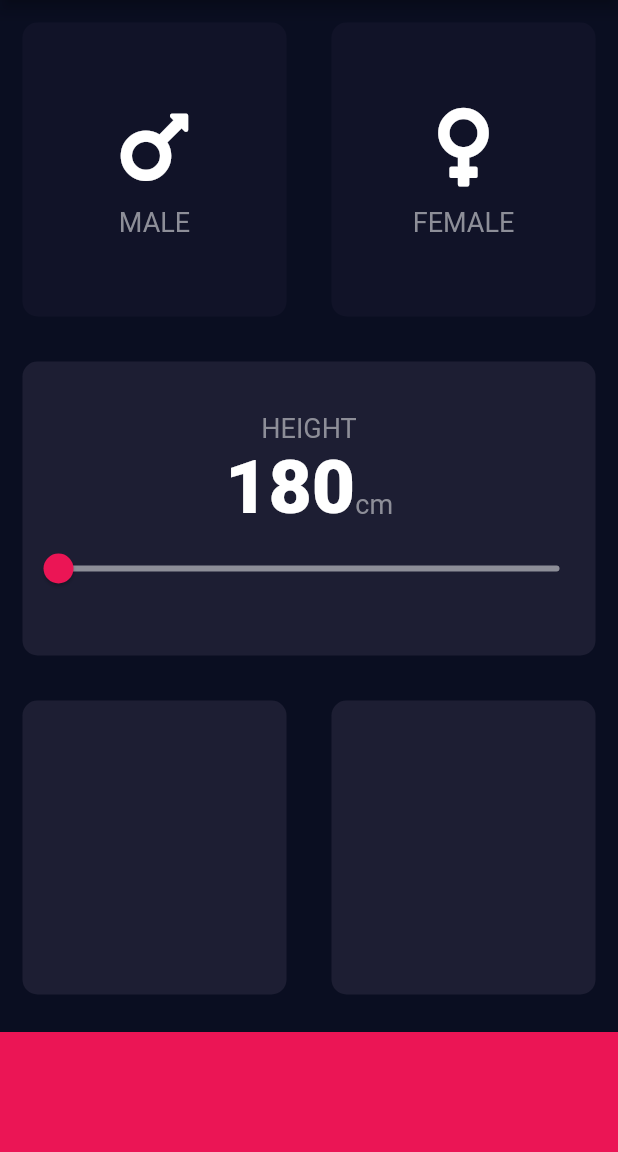
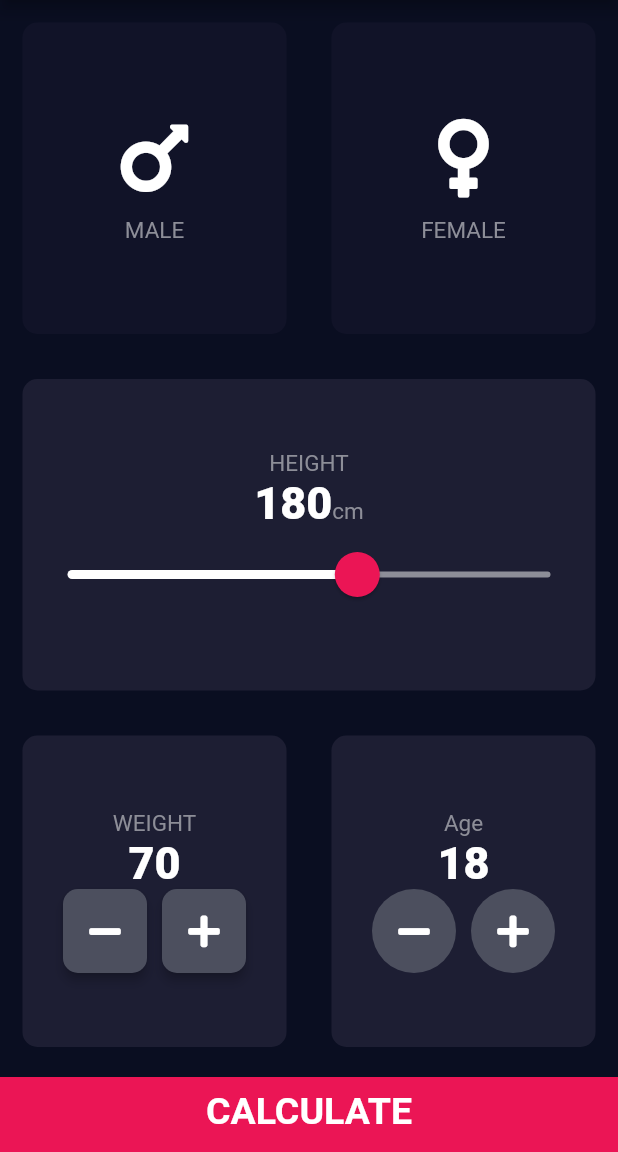
Before and after one commit to cv1927/bmicalculatorflutter, a Flutter app: the screen it shows after launch, on a phone screen of 412 x 824 dp, the part 84-1236 px from its top. Run offline on Flutter 3.47's test engine with Material 2 defaults, Android fonts, the phone set to English and light mode, and no system bars; our stand-ins replace font_awesome_flutter.

Commit message:
add pages bmi result and functions calculate

```diff
--- /dev/null
+++ b/lib/functions/bmi_brain.dart
@@ -0,0 +1,31 @@
+import 'dart:math';
+
+class BMIBrain {
+  BMIBrain({this.height, this.weight}) {
+    // _bmiResult = weight / ((height / 100) * (height / 100));
+    _bmiResult = weight / pow((height / 100), 2);
+    bmi = _bmiResult.toStringAsFixed(1);
+
+    if (_bmiResult < 18.5) {
+      category = 'Underweight';
+      description = 'Must. Eat. More.';
+    } else if (_bmiResult < 24.9) {
+      category = 'Normal';
+      description = 'Your BMI is normal. Nice!';
+    } else if (_bmiResult < 29.9) {
+      category = 'Overweight';
+      description = 'Eat less. Exercise more!';
+    } else {
+      category = 'Obesity';
+      description = 'Eat much less. Exercise much more!';
+    }
+  }
+
+  final int height;
+  final int weight;
+  double _bmiResult; // _ --> makes it private!
+
+  String category;
+  String bmi;
+  String description;
+}
--- a/lib/main.dart
+++ b/lib/main.dart
@@ -1,12 +1,26 @@
 import 'package:flutter/material.dart';
 
+import 'package:bmi_calculator/widgets/bmi_constants.dart';
+
 import 'package:bmi_calculator/pages/bmi_menu.dart';
+import 'package:bmi_calculator/pages/bmi_result.dart';
 
 void main() => runApp(BMICalculator());
 
 class BMICalculator extends StatelessWidget {
   @override
   Widget build(BuildContext context) {
-    return BMIMenu();
+    return MaterialApp(
+      debugShowCheckedModeBanner: false,
+      theme: ThemeData.dark().copyWith(
+        backgroundColor: kBackgroundAppColour,
+        scaffoldBackgroundColor: kBackgroundAppColour,
+      ),
+      initialRoute: '/',
+      routes: {
+        '/': (context) => BMIMenu(),
+        '/results': (context) => BMIResult()
+      },
+    );
   }
 }
--- a/lib/pages/bmi_menu.dart
+++ b/lib/pages/bmi_menu.dart
@@ -4,8 +4,12 @@ import 'package:font_awesome_flutter/font_awesome_flutter.dart';
 import 'package:bmi_calculator/widgets/bmi_cards.dart';
 import 'package:bmi_calculator/widgets/bmi_icon_content.dart';
 import 'package:bmi_calculator/widgets/bmi_constants.dart';
+import 'package:bmi_calculator/widgets/bmi_bottombutton.dart';
+import 'package:bmi_calculator/widgets/bmi_round_button.dart';
 
 import 'package:bmi_calculator/enums/enum_gender_bmi.dart';
+
+import 'package:bmi_calculator/functions/bmi_brain.dart';
 
 class BMIMenu extends StatefulWidget {
   @override
@@ -16,14 +20,7 @@ class BMIMenu extends StatefulWidget {
 class _BMIMenuState extends State<BMIMenu> {
   @override
   Widget build(BuildContext context) {
-    return MaterialApp(
-      debugShowCheckedModeBanner: false,
-      theme: ThemeData.dark().copyWith(
-        backgroundColor: kBackgroundAppColour,
-        scaffoldBackgroundColor: kBackgroundAppColour,
-      ),
-      home: _ContentBMIMenu(),
-    );
+    return _ContentBMIMenu();
   }
 }
 
@@ -35,6 +32,8 @@ class _ContentBMIMenu extends StatefulWidget {
 class __ContentBMIMenuState extends State<_ContentBMIMenu> {
   BMI_Calculator_Gender selectedGender;
   int height = 180;
+  int weight = 70;
+  int age = 18;
 
   @override
   Widget build(BuildContext context) {
@@ -108,16 +107,25 @@ class __ContentBMIMenuState extends State<_ContentBMIMenu> {
                       ),
                     ],
                   ),
-                  Slider(
+                  SliderTheme(
+                    data: SliderTheme.of(context).copyWith(
+                      inactiveTrackColor: Color(0xFF8D8E98),
+                      activeTrackColor: Colors.white,
+                      thumbColor: Color(0xFFEB1555),
+                      overlayColor: Color(0x29EB1555),
+                      thumbShape: RoundSliderThumbShape(enabledThumbRadius: 15.0),
+                      overlayShape: RoundSliderOverlayShape(overlayRadius: 30.0),
+                    ),
+                    child: Slider(
                         value: height.toDouble(),
                         min: 120.0,
-                      activeColor: Color(0xFFEB1555),
-                      inactiveColor: Color(0xFF8D8E98),
+                        max: 220.0,
                         onChanged: (double newHeight) {
                           setState(() {
                             height = newHeight.round();
                           });
                         },
+                    ),
                   )
                 ],
               ),
@@ -130,22 +138,85 @@ class __ContentBMIMenuState extends State<_ContentBMIMenu> {
                 Expanded(
                     child: CardBMI(
                       colour: kActiveCardColour,
+                      cardChild: Column(
+                        mainAxisAlignment: MainAxisAlignment.center,
+                        children: <Widget>[
+                          Text('WEIGHT', style: kLabelTextStyle,),
+                          Text('$weight', style: kNumberTextStyle,),
+                          Row(
+                            mainAxisAlignment: MainAxisAlignment.center,
+                            children: <Widget>[
+                              RoundIconButton(
+                                onPress: () {
+                                  setState(() {
+                                    weight--;
+                                  });
+                                },
+                                icon: FontAwesomeIcons.minus,
+                              ),
+                              SizedBox(width: 10.0,),
+                              RoundIconButton(
+                                onPress: () {
+                                  setState(() {
+                                    weight++;
+                                  });
+                                },
+                                icon: FontAwesomeIcons.plus
+                              ),
+                            ],
+                          )
+                        ],
+                      ),
                     )
                 ),
                 Expanded(
                   child: CardBMI(
-                      colour: kActiveCardColour
+                    colour: kActiveCardColour,
+                    cardChild: Column(
+                      mainAxisAlignment: MainAxisAlignment.center,
+                      children: <Widget>[
+                        Text('Age', style: kLabelTextStyle,),
+                        Text('$age', style: kNumberTextStyle,),
+                        Row(
+                          mainAxisAlignment: MainAxisAlignment.center,
+                          children: <Widget>[
+                            FloatingActionButton(
+                              onPressed: () {
+                                setState(() {
+                                  age--;
+                                });
+                              },
+                              child: Icon(FontAwesomeIcons.minus,color: kIconFloatinButton,),
+                              backgroundColor: kFloatinButton,
+                              elevation: 0.0,
+                            ),
+                            SizedBox(width: 10.0,),
+                            FloatingActionButton(
+                              onPressed: () {
+                                setState(() {
+                                  age++;
+                                });
+                              },
+                              child: Icon(FontAwesomeIcons.plus,color: kIconFloatinButton,),
+                              backgroundColor: kFloatinButton,
+                              elevation: 0.0,
+                            ),
+                          ],
+                        )
+                      ],
+                    ),
                   ),
                 ),
               ],
             ),
           ),
 
-          Container(
-            color: kBottomContainerColour,
-            margin: EdgeInsets.only(top: 10.0),
-            width: double.infinity,
-            height: kBottomContainerHeight,
+          BottomButton(
+            onTap: () {
+              BMIBrain calc = BMIBrain(height: height,weight: weight);
+              Navigator.pushNamed(context, '/results', arguments: calc);
+            },
+            buttonTitle: 'CALCULATE',
           )
         ],
       ),
--- /dev/null
+++ b/lib/widgets/bmi_bottombutton.dart
@@ -0,0 +1,27 @@
+import 'package:flutter/material.dart';
+
+import 'package:bmi_calculator/widgets/bmi_constants.dart';
+
+class BottomButton extends StatelessWidget {
+  BottomButton({@required this.onTap,@required this.buttonTitle});
+
+  final Function onTap;
+  final String buttonTitle;
+
+  @override
+  Widget build(BuildContext context) {
+    return GestureDetector(
+      onTap: onTap,
+      child: Container(
+          color: kBottomContainerColour,
+          margin: EdgeInsets.only(top: 5.0),
+          padding: EdgeInsets.only(bottom: 5.0),
+          width: double.infinity,
+          height: kBottomContainerHeight,
+          child: Center(
+              child: Text(buttonTitle, style: kLargeButtonTextStyle,)
+          )
+      ),
+    );
+  }
+}
--- a/lib/widgets/bmi_constants.dart
+++ b/lib/widgets/bmi_constants.dart
@@ -4,14 +4,41 @@ const kBackgroundAppColour = Color(0xFF0A0E21);
 const kActiveCardColour = Color(0xFF1D1E33);
 const kInactiveCardColour = Color(0xFF111328);
 const kBottomContainerColour = Color(0xFFEB1555);
-const kBottomContainerHeight = 80.0;
+const kBottomContainerHeight = 50.0;
+const kFloatinButton = Color(0xFF4C4F5E);
+const kIconFloatinButton = Colors.white;
 
 const kLabelTextStyle = TextStyle(
-    fontSize: 18.0,
+    fontSize: 15.0,
     color: Color(0xFF8D8E98)
 );
 
 const kNumberTextStyle = TextStyle(
-  fontSize: 50.0,
+  fontSize: 30.0,
   fontWeight: FontWeight.w900,
 );
+
+const kLargeButtonTextStyle = TextStyle(
+  fontSize: 25.0,
+  fontWeight: FontWeight.bold
+);
+
+const kTitleTextStyle = TextStyle(
+  fontSize: 50.0,
+  fontWeight: FontWeight.bold
+);
+
+const kResultTextStyle = TextStyle(
+  color: Color(0xFF24D876),
+  fontSize: 22.0,
+  fontWeight: FontWeight.bold
+);
+
+const kBMITextStyle = TextStyle(
+  fontSize: 100.0,
+  fontWeight: FontWeight.bold
+);
+
+const kBodyTextStyle = TextStyle(
+  fontSize: 22.0,
+);
--- /dev/null
+++ b/lib/widgets/bmi_round_button.dart
@@ -0,0 +1,23 @@
+import 'package:flutter/material.dart';
+
+class RoundIconButton extends StatelessWidget {
+  RoundIconButton({@required this.icon, @required this.onPress});
+
+  final IconData icon;
+  final Function onPress;
+
+  @override
+  Widget build(BuildContext context) {
+    return RawMaterialButton(
+      child: Icon(icon),
+      constraints: BoxConstraints.tightFor(
+        width: 56.0,
+        height: 56.0,
+      ),
+      shape: RoundedRectangleBorder(borderRadius: BorderRadius.circular(10.0)),
+      fillColor: Color(0xFF4C4F5E),
+      elevation: 3.0,
+      onPressed: onPress,
+    );
+  }
+}
```
Also changed, not shown: lib/pages/bmi_result.dart (added, +55 -0 lines), pubspec.lock. Lines whose indentation alone changed are shown as unchanged.
